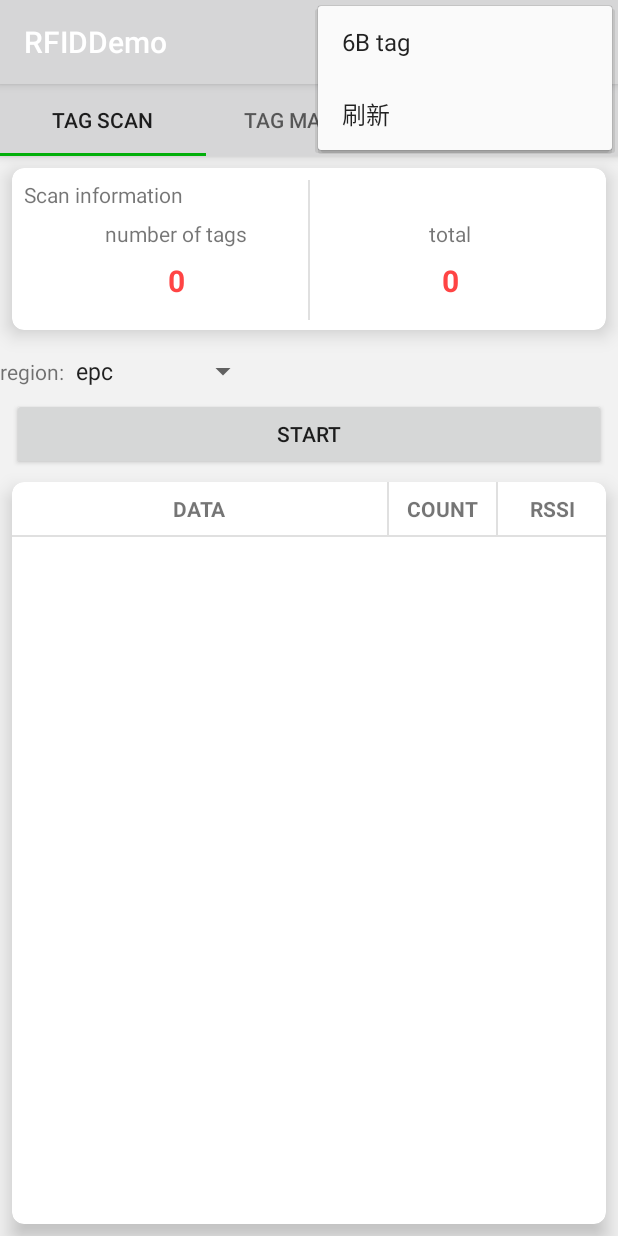
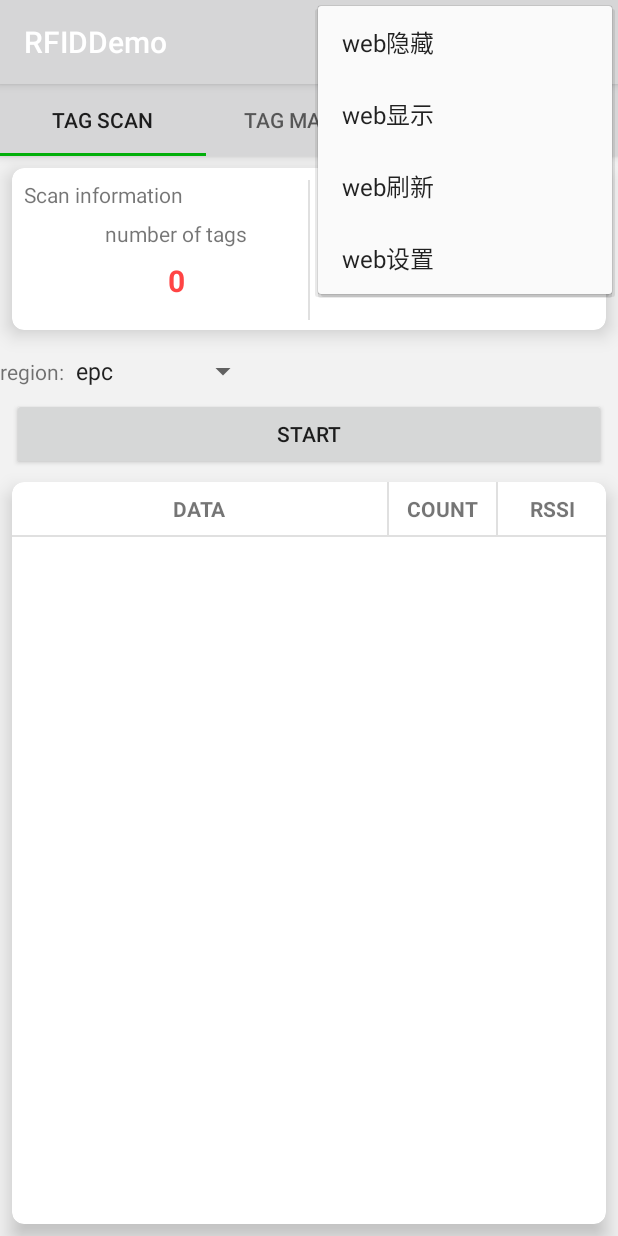
Before and after one commit to ylongwang2782/rfid_DT50, an Android app: the screen it shows after launch (MainActivity), with the options menu open, on a phone screen of 412 x 824 dp. Run offline under Robolectric (Android 15) with nearby library versions, the phone set to English and light mode, and no system bars; libraries missing offline, so code that uses them is left out: com.ubx.usdk; 5 statements that could not run were skipped.

Commit message:
feat: 新增一个溢出菜单栏，包含四个菜单项

```diff
--- a/app/src/main/java/com/ubx/rfid_demo/MainActivity.java
+++ b/app/src/main/java/com/ubx/rfid_demo/MainActivity.java
@@ -1,5 +1,6 @@
 package com.ubx.rfid_demo;
 
+import android.annotation.SuppressLint;
 import android.content.Intent;
 import android.content.SharedPreferences;
 import android.os.Build;
@@ -89,7 +90,10 @@ public class MainActivity extends AppCompatActivity {
         webView.getSettings().setJavaScriptEnabled(true); // Enable JavaScript
         webView.addJavascriptInterface(new WebAppInterface(this), "AndroidEpc");
 
-        webView.loadUrl("192.168.0.2:8083"); // Load your desired URL
+        SharedPreferences sharedPreferences = getSharedPreferences("WebViewPrefs", MODE_PRIVATE);
+        String defaultUrl = sharedPreferences.getString("defaultUrl", "http://192.168.0.2:8082");
+
+        webView.loadUrl(defaultUrl); // Load your desired URL
         webView.setVisibility(View.INVISIBLE); // Make WebView visible
 
     }
@@ -252,20 +256,27 @@ public class MainActivity extends AppCompatActivity {
         return true;
     }
 
+    @SuppressLint("NonConstantResourceId")
     @Override
     public boolean onOptionsItemSelected(MenuItem item) {
         int id = item.getItemId();
         switch (id) {
-            case R.id.action_6b:
-                Intent intent = new Intent(MainActivity.this, Activity6BTag.class);
-                startActivity(intent);
-                break;
 
+            case R.id.action_invisible:
+                webView.setVisibility(View.INVISIBLE);
+                return true;
+            case R.id.action_visible:
+                webView.setVisibility(View.VISIBLE);
+                return true;
             case R.id.action_refresh:
                 if (webView != null) {
                     webView.reload(); // 刷新 WebView
                 }
                 return true;
+            case R.id.action_web_setting:
+//                Intent intent = new Intent(this, AdminActivity.class);
+//                startActivityForResult(intent, REQUEST_CODE_ADMIN);
+//                return true;
         }
         return super.onOptionsItemSelected(item);
     }
--- a/app/src/main/res/menu/menu_rate_main.xml
+++ b/app/src/main/res/menu/menu_rate_main.xml
@@ -1,18 +1,27 @@
 <menu xmlns:android="http://schemas.android.com/apk/res/android"
     xmlns:app="http://schemas.android.com/apk/res-auto"
     xmlns:tools="http://schemas.android.com/tools"
-    tools:context="com.urovo.barcodescanner.activity.RateScanActivity">
+    tools:context="com.example.readerdemouhf.MainActivity" >
 
     <item
-        android:id="@+id/action_6b"
+        android:id="@+id/action_invisible"
+        android:title="@string/web_invisible"
         android:orderInCategory="100"
-        android:title="@string/_6b_tag_activity"
+        app:showAsAction="never"
+        />
+    <item
+        android:id="@+id/action_visible"
+        android:title="@string/web_visible"
+        android:orderInCategory="101"
         app:showAsAction="never" />
-
     <item
         android:id="@+id/action_refresh"
-        android:orderInCategory="101"
-        android:title="刷新"
+        android:title="@string/web_refresh"
+        android:orderInCategory="102"
         app:showAsAction="never" />
-
+    <item
+        android:id="@+id/action_web_setting"
+        android:title="@string/web_settings"
+        android:orderInCategory="103"
+        app:showAsAction="never" />
 </menu>
--- a/app/src/main/res/values/strings.xml
+++ b/app/src/main/res/values/strings.xml
@@ -80,4 +80,9 @@
     <string name="embank">region:</string>
     <string name="rfid_not_init">rfid not initialized.</string>
     <string name="mask_list">mask list:</string>
+
+    <string name="web_invisible">web隐藏</string>
+    <string name="web_visible">web显示</string>
+    <string name="web_refresh">web刷新</string>
+    <string name="web_settings">web设置</string>
 </resources>
```
